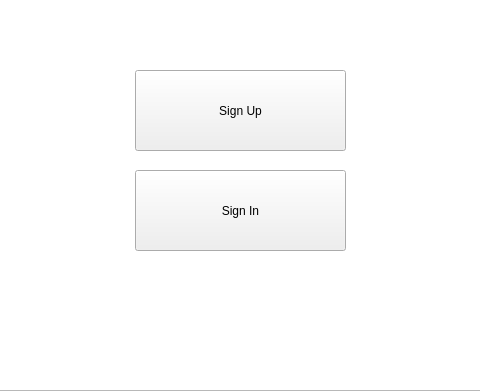
The window that game/dialog.ui (yjmantilla/hockey) describes before a commit, drawn with Qt 5; both pictures show x 295 to 775 and y 220 to 611 of the 1173 by 611 pixel window.
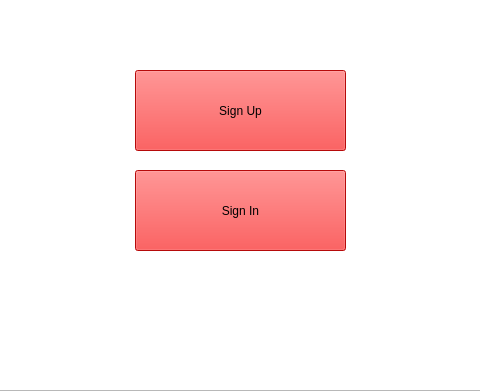
The same window after the commit. Icons and pictures are not drawn.

The edit to the form file:
```diff
--- a/game/dialog.ui
+++ b/game/dialog.ui
@@ -36,7 +36,8 @@
     </rect>
    </property>
    <property name="styleSheet">
-    <string notr="true">font: 12pt &quot;Consolas&quot;;</string>
+    <string notr="true">font: 12pt &quot;Consolas&quot;;
+background-color: rgb(255, 14, 14);</string>
    </property>
    <property name="text">
     <string>Sign Up</string>
@@ -53,7 +54,7 @@
    </property>
    <property name="styleSheet">
     <string notr="true">font: 12pt &quot;Consolas&quot;;
-</string>
+background-color: rgb(255, 14, 14);</string>
    </property>
    <property name="text">
     <string>Sign In</string>
```
